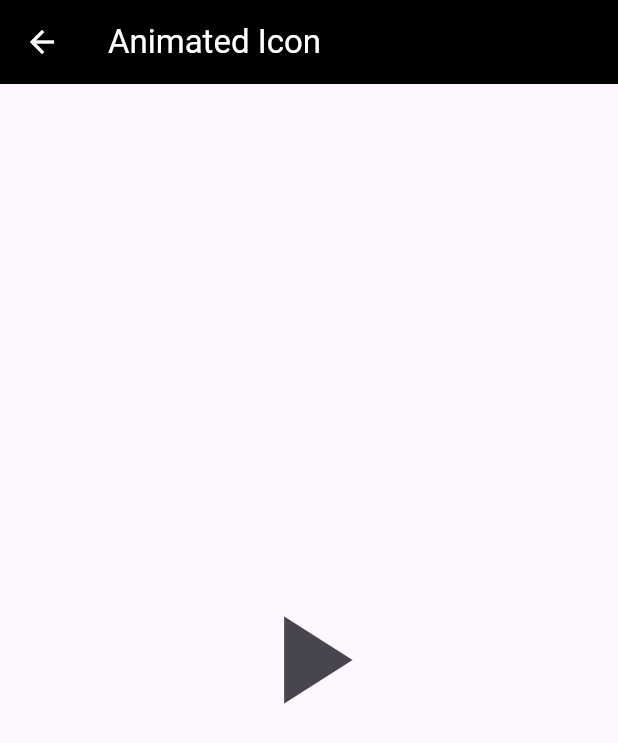
After one commit to mernaislam/Flutter-Animations-pt2, a Flutter app: the AnimatedIconScreen screen opened by its route, after a tap on the "pause" icon, on a phone screen of 412 x 824 dp. The commit adds this screen. Shown: the top 743 px of the screen. Run offline on Flutter 3.47's test engine with Material 3 defaults, Android fonts, the light colour scheme and no system bars.

Commit message:
feat: Add animated icon add/pause

```diff
--- a/flutter_animations_pt2/lib/main.dart
+++ b/flutter_animations_pt2/lib/main.dart
@@ -1,4 +1,5 @@
 import 'package:flutter/material.dart';
+import 'package:flutter_animations_pt2/screens/animated_icon_screen.dart';
 import 'package:flutter_animations_pt2/screens/color_transition_screen.dart';
 import 'package:flutter_animations_pt2/screens/curve_animation_screen.dart';
 import 'package:flutter_animations_pt2/screens/home_screen.dart';
@@ -33,6 +34,7 @@ class AnimationsApp extends StatelessWidget {
         ShapeTransitionScreen.id :(context) => const ShapeTransitionScreen(),
         MultipleTransitionScreen.id :(context) => const MultipleTransitionScreen(),
         CurveAnimationScreen.id :(context) => const CurveAnimationScreen(),
+        AnimatedIconScreen.id :(context) => const AnimatedIconScreen(),
       },
       initialRoute: HomeScreen.id,
     );
--- /dev/null
+++ b/flutter_animations_pt2/lib/screens/animated_icon_screen.dart
@@ -0,0 +1,52 @@
+import 'package:flutter/material.dart';
+
+class AnimatedIconScreen extends StatefulWidget {
+  const AnimatedIconScreen({super.key});
+
+  static const id = 'Animated Icon';
+
+  @override
+  State<AnimatedIconScreen> createState() => _AnimatedIconScreenState();
+}
+
+class _AnimatedIconScreenState extends State<AnimatedIconScreen> {
+  var _currIndex;
+  @override
+  Widget build(BuildContext context) {
+    return Scaffold(
+      appBar: AppBar(
+        title: const Text(AnimatedIconScreen.id),
+        backgroundColor: Colors.black,
+        foregroundColor: Colors.white,
+      ),
+      body: Center(
+        child: IconButton(
+          iconSize: 100,
+          icon: AnimatedSwitcher(
+            duration: const Duration(milliseconds: 300),
+            transitionBuilder: (child, anim) => RotationTransition(
+              turns: child.key == const ValueKey(1)
+                  ? Tween<double>(begin: 1, end: 0).animate(anim)
+                  : Tween<double>(begin: 0.75, end: 1).animate(anim),
+              child: ScaleTransition(scale: anim, child: child),
+            ),
+            child: _currIndex == 0
+                ? const Icon(
+                    Icons.play_arrow,
+                    key: ValueKey(1),
+                  )
+                : const Icon(
+                    Icons.pause,
+                    key: ValueKey(2),
+                  ),
+          ),
+          onPressed: () {
+            setState(() {
+              _currIndex = _currIndex == 0 ? 1 : 0;
+            });
+          },
+        ),
+      ),
+    );
+  }
+}
```
